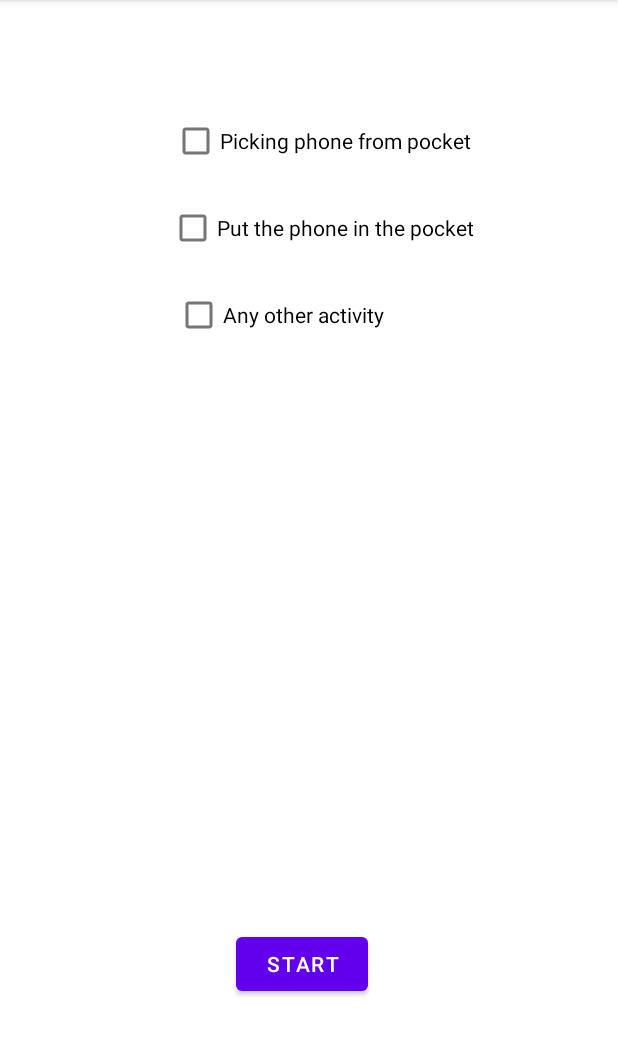
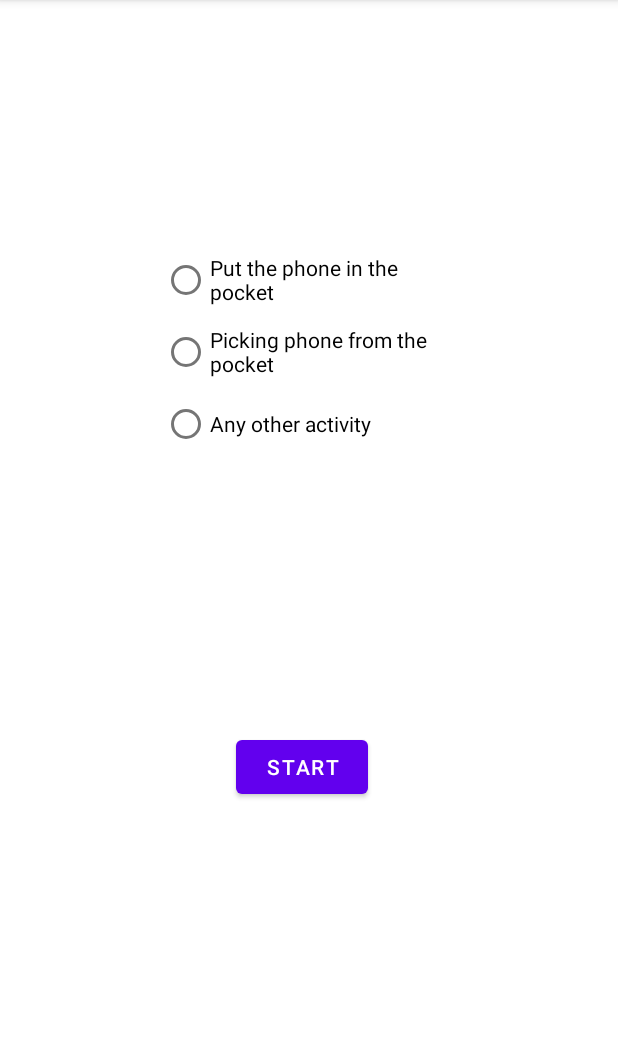
Before and after one commit to leonardopoggiani/DigitalWellBeing, an Android app: the screen it shows after launch (MainActivity), on a phone screen of 412 x 824 dp, the part 84-1140 px from its top. Run offline under Robolectric (Android 15) with nearby library versions, the phone set to English and light mode, and no system bars; libraries missing offline, so code that uses them is left out: com.opencsv, com.opencsv.exceptions.

Commit message:
Cambiata la checkbox per il monitoraggio

```diff
--- a/app/src/main/java/it/unipi/dii/digitalwellbeing/MainActivity.java
+++ b/app/src/main/java/it/unipi/dii/digitalwellbeing/MainActivity.java
@@ -14,6 +14,7 @@ import android.util.Log;
 import android.view.View;
 import android.widget.Button;
 import android.widget.CheckBox;
+import android.widget.RadioButton;
 import android.widget.TextView;
 
 import com.opencsv.CSVReader;
@@ -189,9 +190,9 @@ public class MainActivity extends AppCompatActivity implements SensorEventListen
 
     public void startMonitoring(View view) throws CsvValidationException, IOException {
 
-        CheckBox putdown = (CheckBox)findViewById(R.id.putdown);
-        CheckBox pickup = (CheckBox)findViewById(R.id.pickup);
-        CheckBox other = (CheckBox)findViewById(R.id.other);
+        RadioButton putdown = (RadioButton) findViewById(R.id.putdown);
+        RadioButton pickup = (RadioButton) findViewById(R.id.pickup);
+        RadioButton other = (RadioButton) findViewById(R.id.other);
 
         if(!monitoring) {
             if (putdown.isChecked()) {
--- a/app/src/main/res/layout/activity_main.xml
+++ b/app/src/main/res/layout/activity_main.xml
@@ -10,68 +10,51 @@
         android:id="@+id/start"
         android:layout_width="wrap_content"
         android:layout_height="wrap_content"
-        android:layout_marginTop="284dp"
+        android:layout_marginBottom="94dp"
         android:onClick="startMonitoring"
         android:text="@string/start"
+        app:layout_constraintBottom_toBottomOf="parent"
         app:layout_constraintEnd_toEndOf="parent"
         app:layout_constraintHorizontal_bias="0.486"
         app:layout_constraintStart_toStartOf="parent"
-        app:layout_constraintTop_toBottomOf="@+id/provaID" />
+        app:layout_constraintTop_toBottomOf="@+id/radioGroup3" />
 
-    <TextView
-        android:id="@+id/provaID"
+    <RadioGroup
+        android:id="@+id/radioGroup3"
+        android:layout_width="196dp"
+        android:layout_height="144dp"
+        android:layout_marginTop="24dp"
+        android:layout_marginBottom="42dp"
+        app:layout_constraintBottom_toTopOf="@+id/start"
+        app:layout_constraintEnd_toEndOf="parent"
+        app:layout_constraintHorizontal_bias="0.5"
+        app:layout_constraintStart_toStartOf="parent"
+        app:layout_constraintTop_toTopOf="parent">
+
+        <RadioButton
+            android:id="@+id/putdown"
+            android:layout_width="match_parent"
+            android:layout_height="wrap_content"
+            android:text="@string/put_the_phone_in_the_pocket" />
+
+        <RadioButton
+            android:id="@+id/pickup"
+            android:layout_width="match_parent"
+            android:layout_height="wrap_content"
+            android:text="@string/picking_phone_from_the_pocket" />
+
+        <RadioButton
+            android:id="@+id/other"
+            android:layout_width="match_parent"
+            android:layout_height="wrap_content"
+            android:text="@string/any_other_activity" />
+    </RadioGroup>
+
+    <androidx.constraintlayout.widget.Barrier
+        android:id="@+id/barrier2"
         android:layout_width="wrap_content"
         android:layout_height="wrap_content"
-        android:layout_marginStart="1dp"
-        android:layout_marginTop="16dp"
-        app:layout_constraintStart_toStartOf="@+id/Label"
-        app:layout_constraintTop_toBottomOf="@+id/Label" />
-
-    <TextView
-        android:id="@+id/Label"
-        android:layout_width="wrap_content"
-        android:layout_height="wrap_content"
-        android:layout_marginTop="280dp"
-        app:layout_constraintEnd_toEndOf="parent"
-        app:layout_constraintHorizontal_bias="0.108"
-        app:layout_constraintStart_toStartOf="parent"
-        app:layout_constraintTop_toTopOf="parent" />
-
-    <CheckBox
-        android:id="@+id/pickup"
-        android:layout_width="wrap_content"
-        android:layout_height="wrap_content"
-        android:layout_marginStart="16dp"
-        android:layout_marginTop="70dp"
-        android:checked="false"
-        android:text="Picking phone from pocket"
-        app:layout_constraintEnd_toEndOf="parent"
-        app:layout_constraintStart_toStartOf="parent"
-        app:layout_constraintTop_toTopOf="parent" />
-
-    <CheckBox
-        android:id="@+id/putdown"
-        android:layout_width="wrap_content"
-        android:layout_height="wrap_content"
-        android:layout_marginStart="16dp"
-        android:layout_marginTop="128dp"
-        android:checked="false"
-        android:text="Put the phone in the pocket"
-        app:layout_constraintEnd_toEndOf="parent"
-        app:layout_constraintHorizontal_bias="0.502"
-        app:layout_constraintStart_toStartOf="parent"
-        app:layout_constraintTop_toTopOf="parent" />
-
-    <CheckBox
-        android:id="@+id/other"
-        android:layout_width="wrap_content"
-        android:layout_height="wrap_content"
-        android:layout_marginStart="16dp"
-        android:layout_marginTop="68dp"
-        android:text="Any other activity"
-        app:layout_constraintEnd_toEndOf="parent"
-        app:layout_constraintHorizontal_bias="0.392"
-        app:layout_constraintStart_toStartOf="parent"
-        app:layout_constraintTop_toBottomOf="@+id/pickup" />
+        app:barrierDirection="left"
+        app:constraint_referenced_ids="radioGroup3" />
 
 </androidx.constraintlayout.widget.ConstraintLayout>
--- a/app/src/main/res/values/strings.xml
+++ b/app/src/main/res/values/strings.xml
@@ -1,4 +1,8 @@
 <resources>
     <string name="app_name">DigitalWellBeing</string>
     <string name="start">START</string>
+    <string name="put_the_phone_in_the_pocket">Put the phone in the pocket</string>
+    <string name="picking_phone_from_pocket">Picking phone from pocket</string>
+    <string name="any_other_activity">Any other activity</string>
+    <string name="picking_phone_from_the_pocket">Picking phone from the pocket</string>
 </resources>
```
Also changed, not shown: 1 other file.
